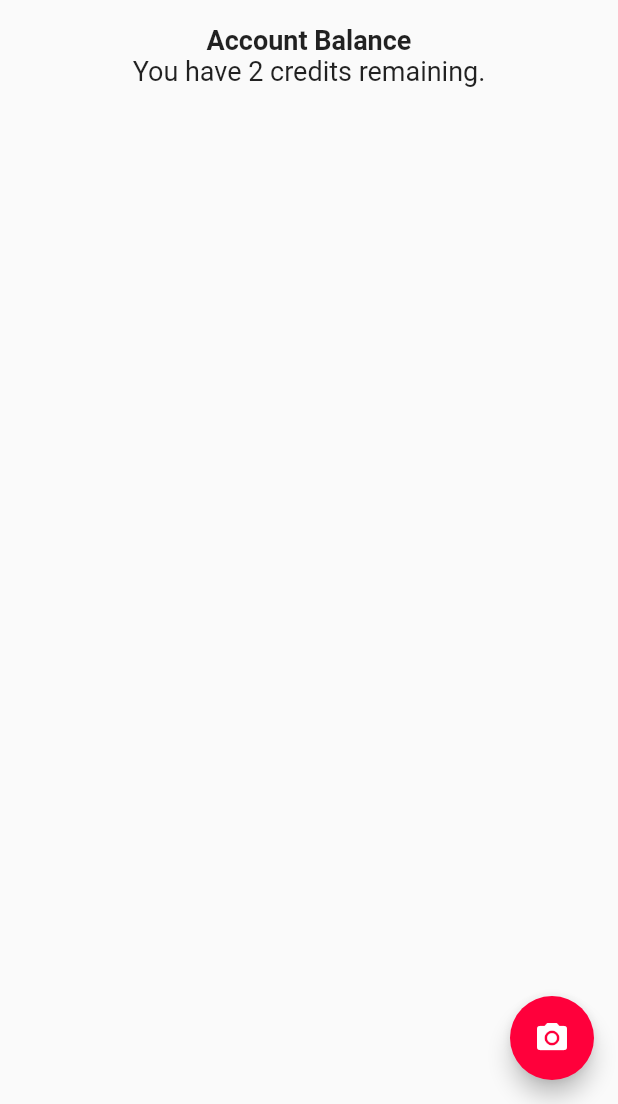
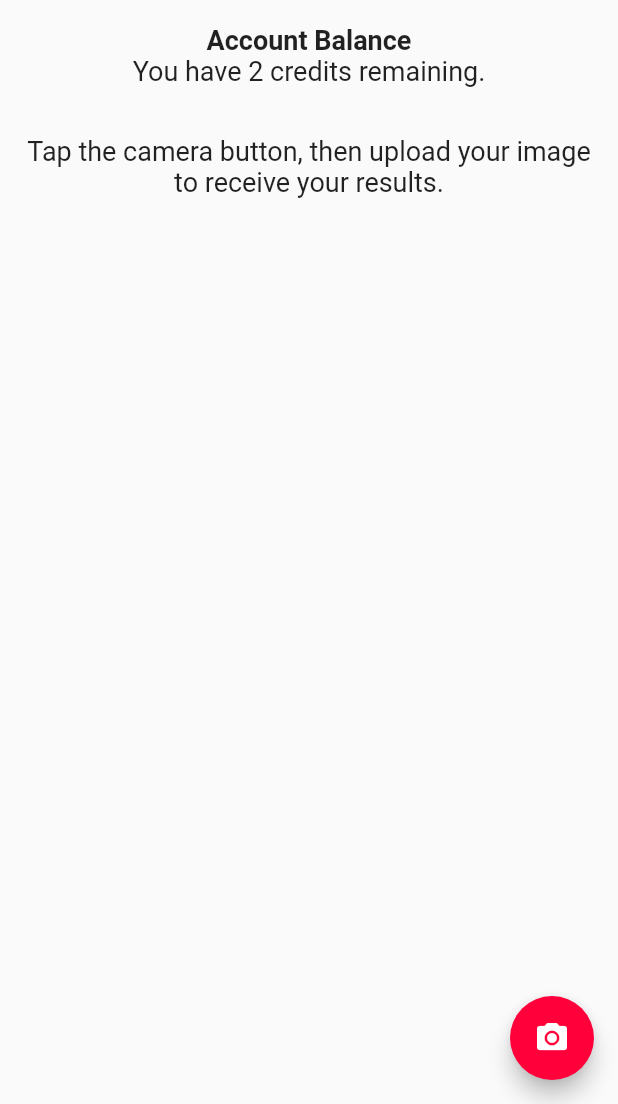
Before and after one commit to shamod/skindetect, a Flutter app: the DiagnosePage screen opened by its route, on a phone screen of 412 x 824 dp, the part 132-1236 px from its top. Run offline on Flutter 3.47's test engine with Material 2 defaults, Android fonts, the light colour scheme and no system bars; our stand-ins replace carousel_slider, flutter_svg, image_picker; missing offline and left inert: dart:ffi.

Commit message:
Added instructions

```diff
--- a/lib/diagnose.dart
+++ b/lib/diagnose.dart
@@ -54,7 +54,16 @@ class DiagnosePage extends StatelessWidget {
                     ),
                   ],
                 ),
-                creditsRemaining == 0 ? _buyCreditButton(context) : Container(),
+                creditsRemaining == 0
+                    ? _buyCreditButton(context)
+                    : Padding(
+                        padding: EdgeInsets.only(top: 32, left: 16, right: 16),
+                        child: Text(
+                          "Tap the camera button, then upload your image to receive your results.",
+                          textAlign: TextAlign.center,
+                          style: TextStyle(fontSize: 18),
+                        ),
+                      ),
               ],
             ),
           ),
```
